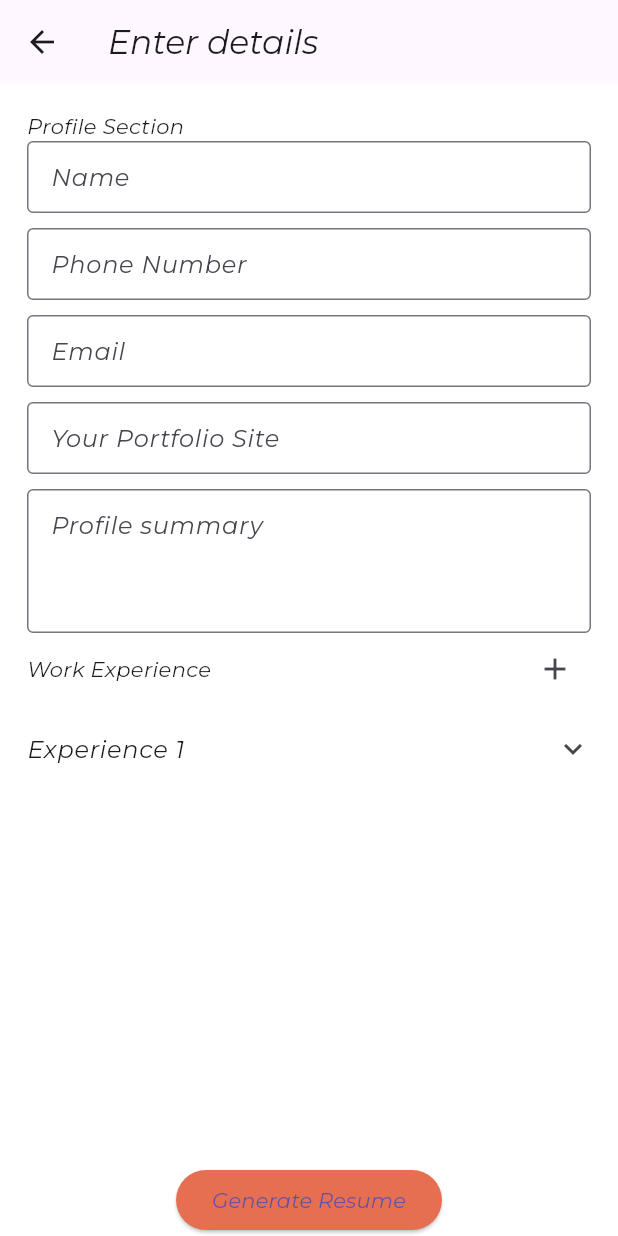
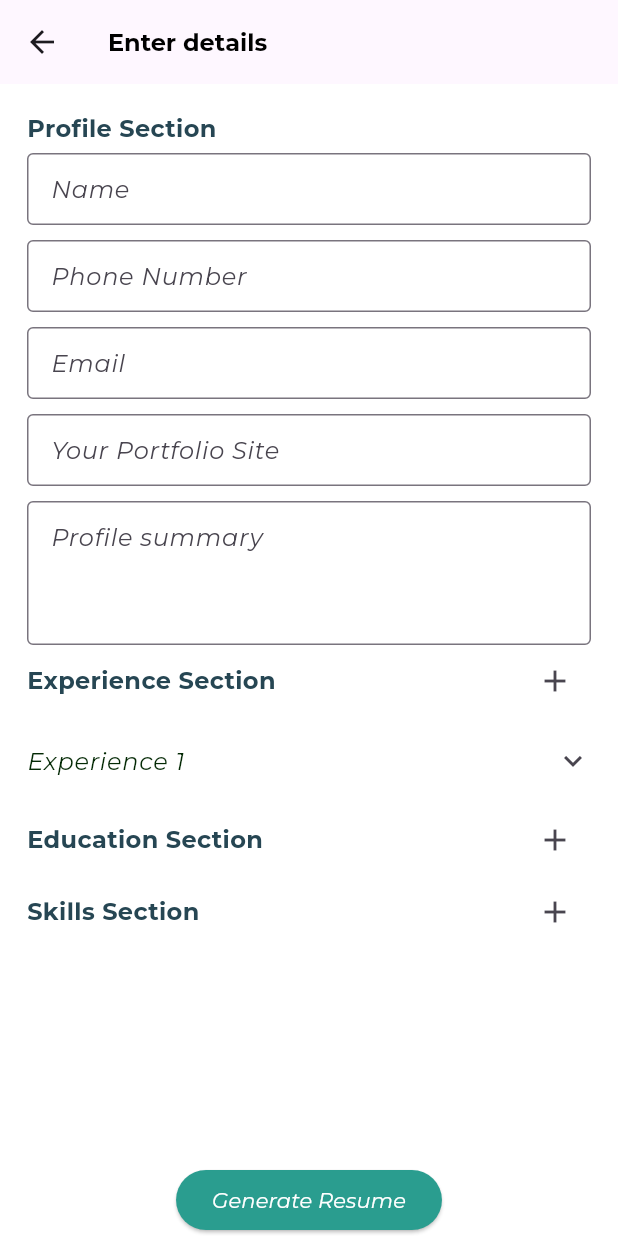
Before and after one commit to iamashish1/resume_builder, a Flutter app: the FormPage screen opened directly, after a tap on the "add" icon, on a phone screen of 412 x 824 dp. Run offline on Flutter 3.47's test engine with Material 3 defaults, Android fonts, the phone set to English and light mode, and no system bars; our stand-ins replace firebase_auth, firebase_core, firebase_storage, google_nav_bar, google_sign_in, line_icons and 2 more; missing offline and left inert: open_file_plus; accounts and stored records are empty; network calls fail; project files that could hold a hidden picture were left out.

Commit message:
form page design complete

```diff
--- a/lib/core/theme/custom_theme.dart
+++ b/lib/core/theme/custom_theme.dart
@@ -7,12 +7,13 @@ class CustomTheme {
 
   static final ThemeData _lightTheme = ThemeData(
     fontFamily: "Montserrat",
+    primaryColorLight: green,
     scaffoldBackgroundColor: Colors.white,
-    primaryColor:blueAccent ,
+    primaryColor: green, // Change primary color to green
     elevatedButtonTheme: ElevatedButtonThemeData(
         style: ButtonStyle(
       backgroundColor: MaterialStateProperty.all<Color>(
-        redAccent,
+        green,
       ),
     )),
     expansionTileTheme: const ExpansionTileThemeData(
@@ -22,6 +23,6 @@ class CustomTheme {
 
 const primaryColor = Color.fromARGB(255, 1, 1, 1);
 const blueAccent = Color(0xff264653);
-const green = Color(0xff2A9D8F);
+const green = Color(0xff2A9D8F); // Custom green color
 const orangeAccent = Color(0xffF4A261);
 const redAccent = Color(0xffE76F51);
--- a/lib/features/home/home_view.dart
+++ b/lib/features/home/home_view.dart
@@ -1,5 +1,6 @@
 import 'package:flutter/material.dart';
 import 'package:firebase_storage/firebase_storage.dart';
+import 'package:resume_builder/core/theme/custom_theme.dart';
 import 'package:resume_builder/features/resume/form_page.dart';
 
 class HomeView extends StatefulWidget {
@@ -51,9 +52,9 @@ class _HomeViewState extends State<HomeView> {
                         decoration: BoxDecoration(
                           borderRadius: BorderRadius.circular(12),
                           border: Border.all(
-                            width: selectedImageIndex == index ? 4 : 3,
+                            width: selectedImageIndex == index ? 4 : 1,
                             color: selectedImageIndex == index
-                                ? Theme.of(context).primaryColor
+                                ? Colors.black
                                 : Theme.of(context).dividerColor,
                           ),
                         ),
@@ -76,7 +77,12 @@ class _HomeViewState extends State<HomeView> {
                                                 const FormPage()));
                                   }
                                 : null,
-                            child: const Text('Select Template'),
+                            child: const Text(
+                              'Select Template',
+                              style: TextStyle(
+                                  color: Colors.white,
+                                  fontFamily: 'Montserrat'),
+                            ),
                           ),
                         ),
                       ),
--- a/lib/features/home/homepage.dart
+++ b/lib/features/home/homepage.dart
@@ -108,7 +108,13 @@ class _HomepageState extends State<Homepage> {
                 height: 25,
                 fit: BoxFit.contain,
               ),
-              Text('Resume Maker'),
+
+              Expanded(
+                child: Center(
+                  child: Text('Resume Maker', style: TextStyle(
+                              fontSize: 16, fontWeight: FontWeight.w800, color: Colors.black),),
+                ),
+              ),
             ],
           ),
           centerTitle: true,
--- a/lib/features/resume/form_page.dart
+++ b/lib/features/resume/form_page.dart
@@ -1,5 +1,8 @@
 import 'package:flutter/material.dart';
+import 'package:resume_builder/core/theme/custom_theme.dart';
+import 'package:resume_builder/features/home/template_model/template_model.dart';
 import 'package:resume_builder/features/resume/resume_preview_page.dart';
+import 'package:resume_builder/features/resume/skills_section.dart';
 import 'package:resume_builder/features/resume/textfield_widget.dart';
 import 'package:resume_builder/features/resume/work_exp_section.dart';
 
@@ -22,13 +25,20 @@ class _FormPageState extends State<FormPage> {
   //WORK EXP CONTROLLERS
   final companyController = TextEditingController();
   final positionController = TextEditingController();
+  final _formKey = GlobalKey<FormState>();
 
   @override
   Widget build(BuildContext context) {
     return Scaffold(
-      appBar: AppBar(title: Text('Enter details')),
+      appBar: AppBar(
+          title: Text(
+        'Enter details',
+        style: TextStyle(
+            fontSize: 16, fontWeight: FontWeight.w800, color: Colors.black),
+      )),
       body: SafeArea(
         child: Form(
+          key: _formKey,
           child: Column(
             children: [
               Expanded(
@@ -37,42 +47,37 @@ class _FormPageState extends State<FormPage> {
                   child: Column(
                     crossAxisAlignment: CrossAxisAlignment.start,
                     children: [
-                      Text('Profile Section'),
-                      TextFormField(
-                        controller: nameController,
-                        decoration: InputDecoration(
-                          isDense: true,
-                          border: OutlineInputBorder(),
-                          label: Text('Name'),
-                        ),
+                      Text(
+                        'Profile Section',
+                        style: TextStyle(
+                            fontSize: 16,
+                            fontWeight: FontWeight.bold,
+                            color: blueAccent),
+                      ),
+                      SizedBox(height: 5),
+                      TextfieldWidget(
+                        controller: email,
+                        hintText: 'John Doe',
+                        label: 'Name',
                       ),
                       SizedBox(height: 10),
-                      TextFormField(
-                        controller: phoneNumber,
-                        decoration: InputDecoration(
-                          isDense: true,
-                          border: OutlineInputBorder(),
-                          label: Text('Phone Number'),
-                        ),
+                      TextfieldWidget(
+                        controller: email,
+                        hintText: 'xxx-xxx-xxx',
+                        label: 'Phone Number',
                       ),
                       SizedBox(height: 10),
-                      TextFormField(
+                      TextfieldWidget(
                         controller: email,
-                        decoration: InputDecoration(
-                          isDense: true,
-                          border: OutlineInputBorder(),
-                          label: Text('Email'),
-                        ),
+                        hintText: 'someone@xyz.com',
+                        label: 'Email',
                       ),
                       SizedBox(height: 10),
-                      TextFormField(
+                      TextfieldWidget(
+                        doNotValidate: true,
                         controller: yourPortfolioSite,
-                        decoration: InputDecoration(
-                            isDense: true,
-                            border: OutlineInputBorder(),
-                            label: Text('Your Portfolio Site'),
-                            hintText: 'yourname.xyz.com',
-                            hintStyle: TextStyle(color: Colors.grey)),
+                        hintText: 'yourname.xyz.com',
+                        label: 'Your Portfolio Site',
                       ),
                       SizedBox(height: 10),
                       TextfieldWidget(
@@ -82,17 +87,34 @@ class _FormPageState extends State<FormPage> {
                             'I am an experienced and highly motivated ...',
                         label: 'Profile summary',
                       ),
-                      WorkExpSection()
+                      WorkExpSection(
+                        sectionHeading: 'Experience',
+                        firstLabel: 'Company Name',
+                        secondLabel: 'Position',
+                      ),
+                      WorkExpSection(
+                        sectionHeading: 'Education',
+                        firstLabel: 'Institution name',
+                        secondLabel: 'Program/Course',
+                      ),
+                      SkillsSection()
                     ],
                   ),
                 ),
               ),
               ElevatedButton(
                 onPressed: () {
-                  Navigator.of(context).push(MaterialPageRoute(
-                      builder: (context) => const ResumePreview()));
+                  if (_formKey.currentState?.validate() ?? false) {
+                    Navigator.of(context).push(MaterialPageRoute(
+                        builder: (context) => ResumePreview(
+                              resume: Template1Model(),
+                            )));
+                  }
                 },
-                child: const Text('Generate Resume'),
+                child: const Text(
+                  'Generate Resume',
+                  style: TextStyle(color: Colors.white),
+                ),
               )
             ],
           ),
--- a/lib/features/resume/resume_preview_page.dart
+++ b/lib/features/resume/resume_preview_page.dart
@@ -11,16 +11,20 @@ import 'package:printing/printing.dart';
 import 'package:resume_builder/features/home/template_model/template_model.dart';
 
 class ResumePreview extends StatefulWidget {
-  const ResumePreview({super.key});
+  final Template1Model resume;
+  const ResumePreview({
+    super.key,
+    required this.resume,
+  });
 
   @override
   State<ResumePreview> createState() => _ResumePreviewState();
 }
 
 class _ResumePreviewState extends State<ResumePreview> {
-  final myResume = sampleData;
   @override
   Widget build(BuildContext context) {
+    final myResume = widget.resume;
     return Scaffold(
       appBar: AppBar(
         title: const Text('Your CV Looks Amazing!'),
--- /dev/null
+++ b/lib/features/resume/skills_section.dart
@@ -0,0 +1,86 @@
+import 'package:flutter/material.dart';
+import 'package:resume_builder/core/theme/custom_theme.dart';
+import './textfield_widget.dart';
+
+class SkillsSection extends StatefulWidget {
+  const SkillsSection({super.key});
+
+  @override
+  State<SkillsSection> createState() => _SkillsSectionState();
+}
+
+class _SkillsSectionState extends State<SkillsSection> {
+  List<TextEditingController> skills = [];
+  addNewSkills() {
+    skills.add(TextEditingController());
+  }
+
+  @override
+  Widget build(BuildContext context) {
+    return Column(
+      children: [
+        Row(
+          mainAxisAlignment: MainAxisAlignment.spaceBetween,
+          children: [
+            Text(
+              'Skills Section',
+              style: TextStyle(
+                  fontSize: 16, fontWeight: FontWeight.bold, color: blueAccent),
+            ),
+            IconButton(
+              onPressed: () {
+                setState(() {
+                  addNewSkills();
+                });
+              },
+              icon: Icon(Icons.add),
+            ),
+          ],
+        ),
+        ListView.builder(
+          shrinkWrap: true,
+          primary: false,
+          itemCount: skills.length,
+          itemBuilder: (context, index) {
+            final skill = skills[index];
+            return Container(
+              // color: Colors.red ,
+              child:
+                  Row(crossAxisAlignment: CrossAxisAlignment.start, children: [
+                IconButton(
+                  onPressed: () {
+                    setState(() {
+                      skills.removeAt(index);
+                    });
+                  },
+                  icon: Icon(
+                    Icons.clear,
+                  ),
+                  splashColor: Colors.green,
+                  iconSize: 12,
+                  color: Colors.deepOrangeAccent,
+                ),
+                Expanded(
+                  child: TextFormField(
+                      controller: skill,
+                      validator: (value) {
+                        if (value?.isEmpty ?? false) {
+                          return 'Please enter a value';
+                        }
+                        return null;
+                      },
+                      maxLines: null,
+                      decoration: InputDecoration(
+                        hintText: 'Mention a skill',
+                        contentPadding: EdgeInsets.zero,
+                        border: InputBorder.none,
+                      )),
+                )
+              ]),
+            );
+          },
+        ),
+      ],
+    );
+  }
+}
--- a/lib/features/resume/textfield_widget.dart
+++ b/lib/features/resume/textfield_widget.dart
@@ -6,14 +6,16 @@ class TextfieldWidget extends StatelessWidget {
   final String label;
   final String? hintText;
   final FocusNode? focusNode;
+  final bool? doNotValidate;
   final void Function(String)? onChanged;
   const TextfieldWidget({
     Key? key,
-     this.controller,
+    this.controller,
     this.maxLines,
     this.hintText,
     this.focusNode,
     this.onChanged,
+    this.doNotValidate,
     required this.label,
   })  : assert(maxLines == null || maxLines > 0,
             'maxLines must be null or greater than 0'),
@@ -26,6 +28,7 @@ class TextfieldWidget extends StatelessWidget {
       controller: controller,
       maxLines: maxLines ?? 1,
       focusNode: focusNode,
+      validator: doNotValidate == true ? null : _validateNotEmpty,
       decoration: InputDecoration(
           isDense: true,
           border: const OutlineInputBorder(),
@@ -38,3 +41,10 @@ class TextfieldWidget extends StatelessWidget {
     );
   }
 }
+
+String? _validateNotEmpty(String? value) {
+  if (value?.isEmpty ?? false) {
+    return 'Please enter a value';
+  }
+  return null;
+}
--- a/lib/features/resume/work_exp_section.dart
+++ b/lib/features/resume/work_exp_section.dart
@@ -1,12 +1,19 @@
-import 'dart:ffi';
-
 import 'package:flutter/cupertino.dart';
 import 'package:flutter/material.dart';
 import 'package:intl/intl.dart';
 import 'package:resume_builder/features/resume/textfield_widget.dart';
 
+import '../../core/theme/custom_theme.dart';
+
 class WorkExpSection extends StatefulWidget {
-  const WorkExpSection({super.key});
+  final String sectionHeading;
+  final String? firstLabel;
+  final String? secondLabel;
+  const WorkExpSection(
+      {super.key,
+      required this.sectionHeading,
+      required this.firstLabel,
+      required this.secondLabel});
 
   @override
   State<WorkExpSection> createState() => _WorkExpSectionState();
@@ -37,7 +44,11 @@ class _WorkExpSectionState extends State<WorkExpSection> {
         Row(
           mainAxisAlignment: MainAxisAlignment.spaceBetween,
           children: [
-            Text('Work Experience'),
+            Text(
+              '${widget.sectionHeading} Section',
+              style: TextStyle(
+                  fontSize: 16, fontWeight: FontWeight.bold, color: blueAccent),
+            ),
             IconButton(
               onPressed: addExperience,
               icon: Icon(Icons.add),
@@ -51,26 +62,31 @@ class _WorkExpSectionState extends State<WorkExpSection> {
           itemBuilder: (context, index) {
             final workExp = experiences[index];
             return ExpansionTile(
-              tilePadding: EdgeInsets.symmetric(horizontal: 0),
+              tilePadding: EdgeInsets.symmetric(horizontal: 0, vertical: 0),
               title: Row(
                 mainAxisAlignment: MainAxisAlignment.spaceBetween,
                 children: [
-                  Text("Experience ${index + 1}"),
+                  Text(
+                    "${widget.sectionHeading} ${index + 1} ",
+                    style: TextStyle(
+                        color: const Color.fromARGB(255, 3, 41, 4),
+                        fontStyle: FontStyle.italic),
+                  ),
                 ],
               ),
               children: [
-                TextfieldWidget(
-                  maxLines: 1,
-                  controller: workExp["company"],
-                  label: 'Company Name',
+                Padding(
+                  padding: EdgeInsets.only(top: 3),
+                  child: TextfieldWidget(
+                    controller: workExp["company"],
+                    label: '${widget.firstLabel}',
+                  ),
                 ),
                 const SizedBox(height: 10),
                 TextfieldWidget(
-                  maxLines: 1,
                   controller: workExp["position"],
-                  label: 'Position',
+                  label: '${widget.secondLabel}',
                 ),
-
                 Row(
                   crossAxisAlignment: CrossAxisAlignment.start,
                   mainAxisAlignment: MainAxisAlignment.spaceBetween,
@@ -168,7 +184,12 @@ class _WorkExpSectionState extends State<WorkExpSection> {
                             mainAxisAlignment: MainAxisAlignment.spaceBetween,
                             mainAxisSize: MainAxisSize.max,
                             children: [
-                              Flexible(child: Text('Currently working')),
+                              Flexible(
+                                  child: Text(widget.sectionHeading
+                                          .toLowerCase()
+                                          .contains('education')
+                                      ? 'Currently Studying'
+                                      : 'Currently Working')),
                               Checkbox(
                                 value: workExp["isCurrentlyWorking"],
                                 onChanged: (value) {
@@ -185,24 +206,33 @@ class _WorkExpSectionState extends State<WorkExpSection> {
                     )
                   ],
                 ),
-
                 Align(
                   alignment: Alignment.center,
-                  child: TextButton(
-                      onPressed: () {
+                  child: InkWell(
+                      onTap: () {
                         setState(() {
                           experiences.removeAt(index);
                         });
                       },
-                      child: Text(
-                        "Delete Experience",
-                        style: TextStyle(color: Colors.redAccent),
+                      child: Container(
+                        decoration: BoxDecoration(
+                            color: Color.fromARGB(255, 246, 102, 102),
+                            borderRadius: BorderRadius.circular(4)),
+                        padding:
+                            EdgeInsets.symmetric(horizontal: 10, vertical: 5),
+                        child: Text(
+                          "Delete",
+                          style: TextStyle(
+                              color: Colors.white, fontWeight: FontWeight.w600),
+                        ),
                       )),
                 )
               ],
             );
           },
         ),
+
+
       ],
     );
   }
```
Also changed, not shown: lib/features/resume/education_section.dart (deleted).
